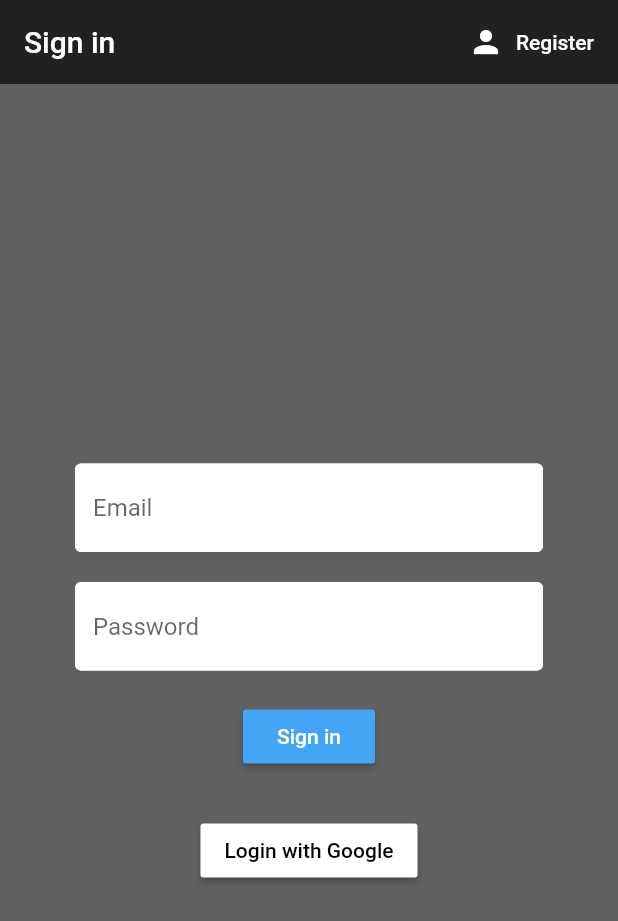
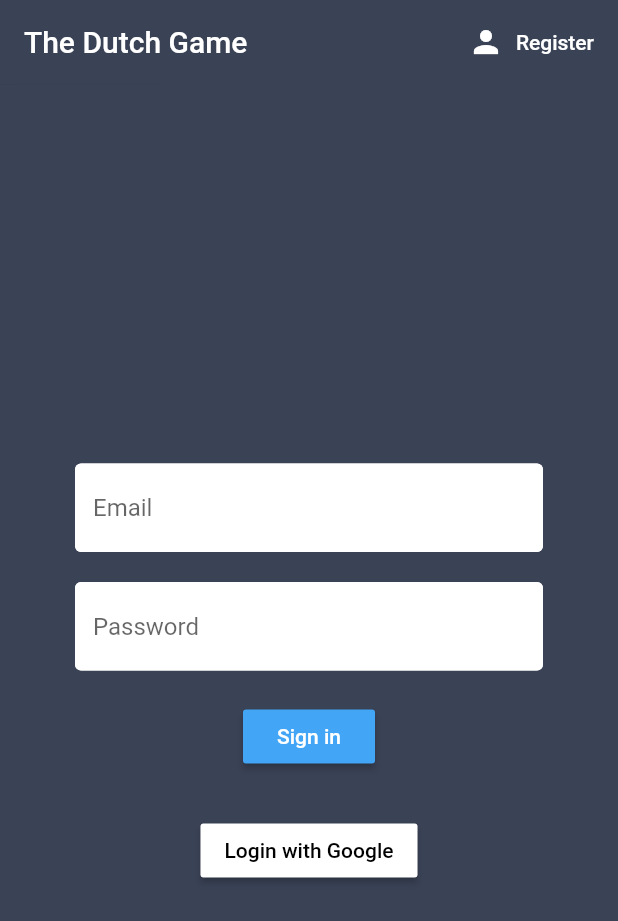
Before and after one commit to wmarosek/dutch_game, a Flutter app: the screen it shows after launch, after a tap on "Sign in", after a tap on "Login with Google", on a phone screen of 412 x 824 dp. Shown: the top 921 px of the screen. Run offline on Flutter 3.47's test engine with Material 2 defaults, Android fonts, the phone set to English and light mode, and no system bars; our stand-ins replace cloud_firestore, firebase_auth, firebase_database, firebase_messaging, google_sign_in, shared_preferences; accounts and stored records are empty.

Commit message:
Design and users_list

```diff
--- a/lib/main.dart
+++ b/lib/main.dart
@@ -13,6 +13,7 @@ class MyApp extends StatelessWidget {
     return StreamProvider<User>.value(
       value: AuthServices().user,
       child: MaterialApp(
+        theme: new ThemeData(primaryColor: Color.fromRGBO(58, 66, 86, 1.0)),
         home: Wrapper(),
       ),
     );
--- a/lib/screens/authenticate/authenticate.dart
+++ b/lib/screens/authenticate/authenticate.dart
@@ -10,7 +10,7 @@ class Authenticate extends StatefulWidget {
 
 class _AuthenticateState extends State<Authenticate> {
 
-  bool showSignIn = false;
+  bool showSignIn = true;
   void toggleView() {
     setState(() => showSignIn = !showSignIn);
   }
--- a/lib/screens/authenticate/register.dart
+++ b/lib/screens/authenticate/register.dart
@@ -1,3 +1,5 @@
+import 'package:dutch_game/main.dart';
+import 'package:dutch_game/screens/app_bars.dart';
 import 'package:flutter/material.dart';
 import 'package:dutch_game/services/auth.dart';
 import 'package:dutch_game/shared/constants.dart';
@@ -29,21 +31,8 @@ class _RegisterState extends State<Register> {
   @override
   Widget build(BuildContext context) {
     return  Scaffold(
-      backgroundColor: Colors.grey[700],
-      appBar: AppBar(
-        backgroundColor: Colors.grey[900],
-        elevation: 0.0,
-        title: Text('Sign up'),
-        actions: <Widget>[
-          FlatButton.icon(
-            icon: Icon(Icons.person, color: Colors.white),
-            label: Text('Sign in', style: TextStyle(color: Colors.white)),
-            onPressed: () {
-              widget.toggleView();
-            },
-          ),
-        ],
-      ),
+      backgroundColor: Color.fromRGBO(58, 66, 86, 1.0),
+      appBar: TopAppBarRegister().build(context),
       body: Container(
         padding: EdgeInsets.symmetric(vertical: 20.0, horizontal: 50.0),
         child: Form(
@@ -89,6 +78,13 @@ class _RegisterState extends State<Register> {
                     if(result == null){
                       setState (() => error = 'please supply a valid email');
                     }
+                    else{
+                      Navigator.pushAndRemoveUntil(
+                      context,
+                      MaterialPageRoute(builder: (context) => MyApp()),
+                      (Route<dynamic> route) => false,
+                      );
+                    }
                   }
                 },
               ),
--- a/lib/screens/authenticate/sign_in.dart
+++ b/lib/screens/authenticate/sign_in.dart
@@ -1,3 +1,5 @@
+import 'package:dutch_game/main.dart';
+import 'package:dutch_game/screens/app_bars.dart';
 import 'package:flutter/material.dart';
 import 'package:dutch_game/services/auth.dart';
 import 'package:dutch_game/shared/constants.dart';
@@ -25,21 +27,8 @@ class _SignInState extends State<SignIn> {
   @override
   Widget build(BuildContext context) {
     return Scaffold(
-      backgroundColor: Colors.grey[700],
-      appBar: AppBar(
-        backgroundColor: Colors.grey[900],
-        elevation: 0.0,
-        title: Text('Sign in'),
-        actions: <Widget>[
-          FlatButton.icon(
-            icon: Icon(Icons.person, color: Colors.white),
-            label: Text('Register', style: TextStyle(color: Colors.white)),
-            onPressed: () {
-              widget.toggleView();
-            },
-          ),
-        ],
-      ),
+      backgroundColor: Color.fromRGBO(58, 66, 86, 1.0),
+      appBar: TopAppBarSignIn().build(context),
       body: Container(
         padding: EdgeInsets.symmetric(vertical: 20.0, horizontal: 50.0),
         child: Form(
@@ -77,6 +66,13 @@ class _SignInState extends State<SignIn> {
                     if(result == null){
                       setState (() => error = 'Could not sign in with those credentials');
                     }
+                    else{
+                      Navigator.pushAndRemoveUntil(
+                      context,
+                      MaterialPageRoute(builder: (context) => MyApp()),
+                      (Route<dynamic> route) => false,
+                    );
+                    }
                   }
                 }
               ),
@@ -86,7 +82,14 @@ class _SignInState extends State<SignIn> {
                 style: TextStyle(color: Colors.red, fontSize: 14.0)
               ),
               MaterialButton(
-                onPressed: () =>  _auth.signInWithGoogle(),
+                onPressed: () {
+                  _auth.signInWithGoogle();
+                  Navigator.pushAndRemoveUntil(
+                    context,
+                    MaterialPageRoute(builder: (context) => MyApp()),
+                    (Route<dynamic> route) => false,
+                  );
+                },
                 color: Colors.white,
                 textColor: Colors.black,
                 child: Text('Login with Google'),
```
Also changed, not shown: lib/models/user_list.dart (added, +45 -0 lines), lib/screens/app_bars.dart (added, +171 -0 lines), lib/screens/board/board.dart (+11 -24 lines), lib/screens/home/home.dart (+7 -47 lines), lib/services/auth.dart (+11 -3 lines).
